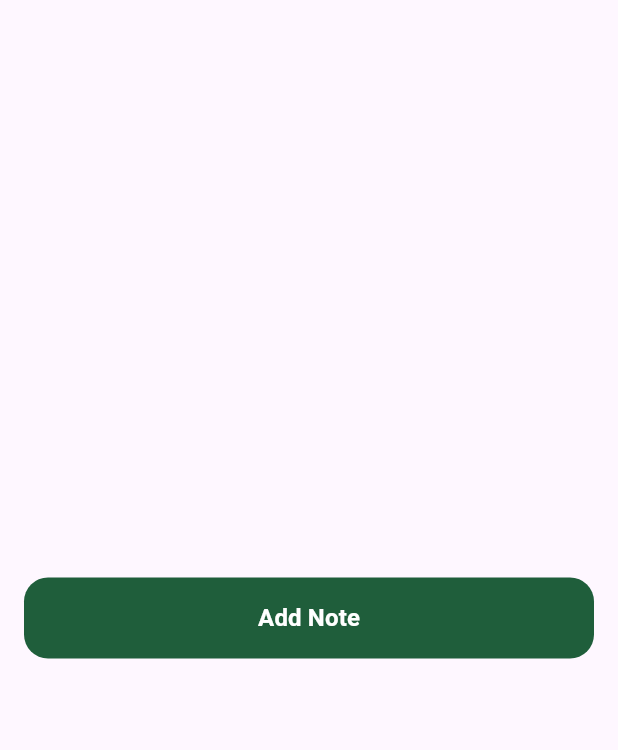
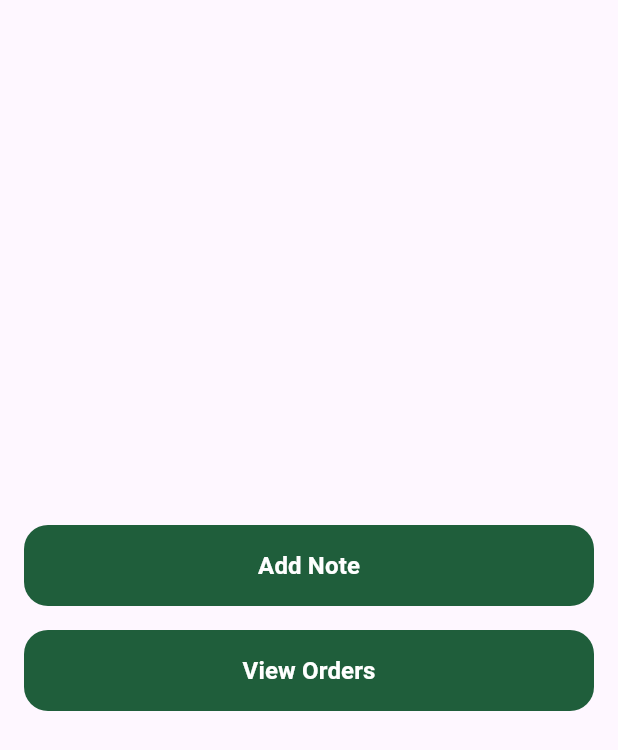
Before and after one commit to SalahYasser/fruits_hub_dashboard, a Flutter app: the screen it shows after launch, on a phone screen of 412 x 824 dp. Shown: the top 750 px of the screen. Run offline on Flutter 3.47's test engine with Material 3 defaults, Android fonts, the phone set to English and light mode, and no system bars; our stand-ins replace bloc, cloud_firestore, dartz, firebase_core, firebase_storage, flutter_bloc and 5 more; accounts and stored records are empty.

```diff
--- a/lib/core/helper_functions/on_generate_routes.dart
+++ b/lib/core/helper_functions/on_generate_routes.dart
@@ -2,10 +2,13 @@ import 'package:flutter/material.dart';
 import 'package:fruits_hub_dashboard/features/dashboard/views/dashboard_view.dart';
 
 import '../../features/add_product/presentation/views/add_product_view.dart';
+import '../../features/orders/presentation/views/orders_view.dart';
 
 Route<dynamic> onGenerateRoutes(RouteSettings settings) {
   switch (settings.name) {
 
+    case OrdersView.routeName:
+      return MaterialPageRoute(builder: (context) => const OrdersView());
 
     case AddProductView.routeName:
       return MaterialPageRoute(builder: (context) => const AddProductView());
--- a/lib/features/dashboard/views/widgets/dashboard_view_body.dart
+++ b/lib/features/dashboard/views/widgets/dashboard_view_body.dart
@@ -1,6 +1,7 @@
 import 'package:flutter/material.dart';
 import 'package:fruits_hub_dashboard/core/widgets/custom_button.dart';
 import 'package:fruits_hub_dashboard/features/add_product/presentation/views/add_product_view.dart';
+import 'package:fruits_hub_dashboard/features/orders/presentation/views/orders_view.dart';
 
 class DashboardViewBody extends StatelessWidget {
   const DashboardViewBody({super.key});
@@ -19,6 +20,16 @@ class DashboardViewBody extends StatelessWidget {
             },
           ),
         ),
+        SizedBox(height: 16),
+        Padding(
+          padding: const EdgeInsets.symmetric(horizontal: 16),
+          child: CustomButton(
+            text: 'View Orders',
+            onPressed: () {
+              Navigator.pushNamed(context, OrdersView.routeName);
+            },
+          ),
+        ),
       ],
     );
   }
```
Also changed, not shown: lib/features/orders/presentation/views/orders_view.dart (added, +15 -0 lines), lib/features/orders/presentation/views/widgets/orders_view_body.dart (added, +10 -0 lines).
